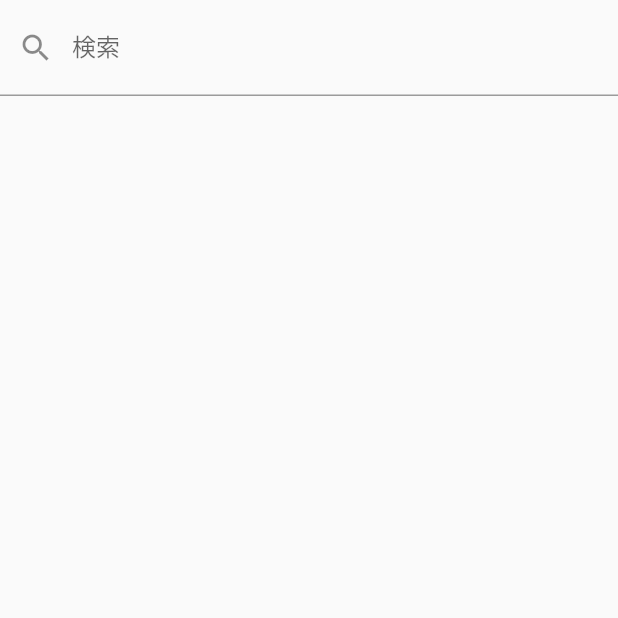
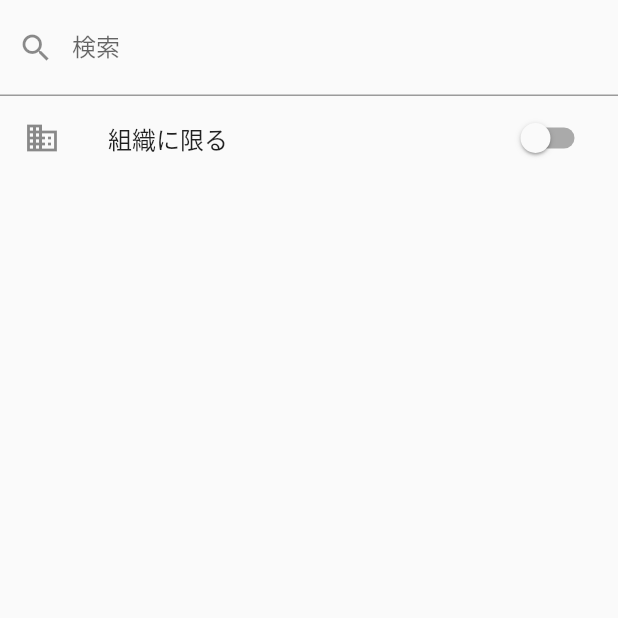
Before and after one commit to IkemotoNanako/api_test, a Flutter app: the screen it shows after launch, on a phone screen of 412 x 824 dp, the top half of it. Run offline on Flutter 3.47's test engine with Material 2 defaults, Android fonts, the phone set to English and light mode, and no system bars; our stand-ins replace flutter_riverpod.

Commit message:
スイッチのUIと機能作成の途中まで

```diff
--- /dev/null
+++ b/lib/component/switchOrganization.dart
@@ -0,0 +1,26 @@
+import 'package:api_test/importer.dart';
+import 'package:flutter/material.dart';
+import '../provider/provider.dart';
+import '../repository/searchUser.dart';
+
+class SwitchOrganization extends ConsumerWidget {
+  const SwitchOrganization({
+    Key? key,
+  }) : super(key: key);
+
+  @override
+  Widget build(BuildContext context, WidgetRef ref) {
+    final bool organizationFlag = ref.watch(organizationFlagProvider);
+    return SwitchListTile(
+      title: const Text('組織に限る'),
+      value: organizationFlag,
+      onChanged: (bool value) {
+        ref
+            .watch(organizationFlagProvider.notifier)
+            .update((state) => state = value);
+        ref.watch(searchUsersProvider);
+      },
+      secondary: const Icon(Icons.business),
+    );
+  }
+}
--- a/lib/provider/provider.dart
+++ b/lib/provider/provider.dart
@@ -1,3 +1,6 @@
+import 'package:api_test/core/githubUser.dart';
 import 'package:api_test/importer.dart';
 
-final userProvider = StateProvider((ref) => []);
+final StateProvider<List<GithubUser>> userProvider = StateProvider((ref) => []);
+final organizationFlagProvider = StateProvider((ref) => false);
+final searchWordProvider = StateProvider((ref) => '');
--- a/lib/view/top.dart
+++ b/lib/view/top.dart
@@ -1,3 +1,4 @@
+import 'package:api_test/component/switchOrganization.dart';
 import 'package:flutter/material.dart';
 import 'package:api_test/importer.dart';
 import '../component/searchFeild.dart';
@@ -11,7 +12,8 @@ class Top extends ConsumerWidget {
   @override
   Widget build(BuildContext context, WidgetRef ref) {
     return Center(
-      child: Column(children: [SearchField(), BuildCardList()]),
+      child: Column(
+          children: [SearchField(), SwitchOrganization(), BuildCardList()]),
     );
   }
 }
```
Also changed, not shown: lib/component/searchFeild.dart (+4 -4 lines), lib/repository/searchUser.dart (+15 -4 lines).
